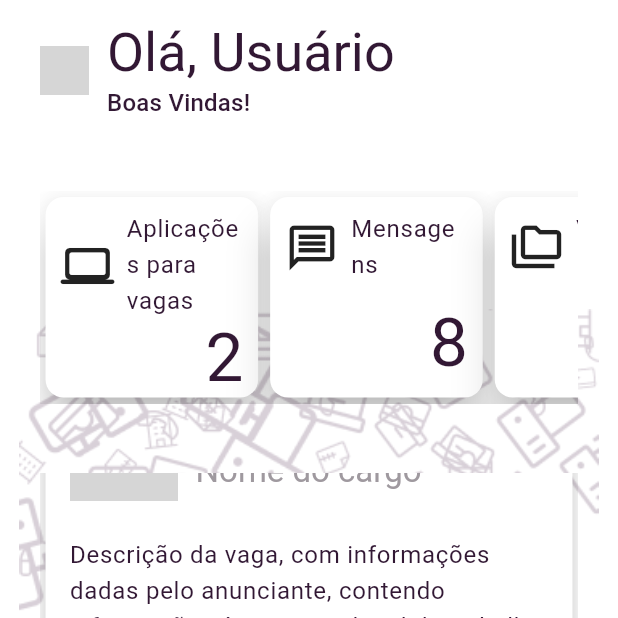
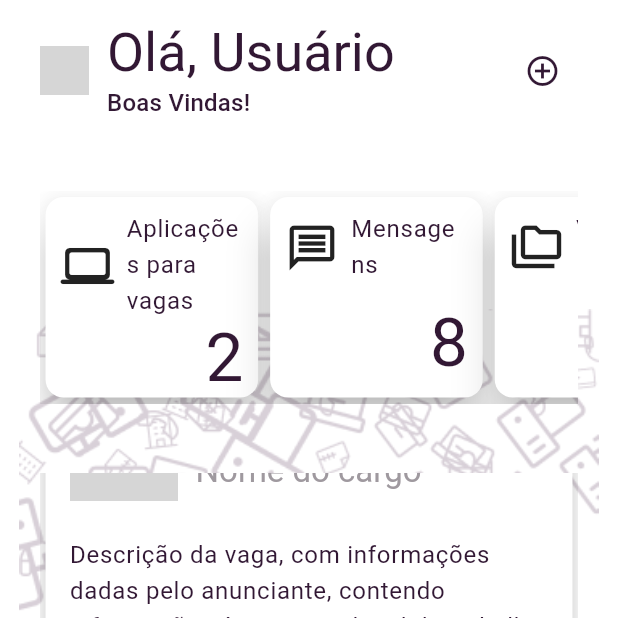
Before and after one commit to JrSEngineer/turmalina_jobs, a Flutter app: the HomePage screen opened by its route, scrolled down 1230 dp, on a phone screen of 412 x 824 dp, the top half of it. Run offline on Flutter 3.47's test engine with Material 3 defaults, Android fonts, the phone set to English and light mode, and no system bars; our stand-ins replace cloud_firestore, firebase_auth, firebase_core, flutter_mobx, flutter_modular, mask_text_input_formatter and 1 more; accounts and stored records are empty; generated files the repository leaves out were written again; network calls fail; grey boxes are pictures that could not be loaded.

Commit message:
Adding button to job vacancy creation.

```diff
--- a/lib/src/app/modules/home/view/pages/home_page.dart
+++ b/lib/src/app/modules/home/view/pages/home_page.dart
@@ -45,6 +45,14 @@ class _HomePageState extends State<HomePage> {
                   content: 'Boas Vindas!',
                   style: Theme.of(context).textTheme.titleMedium,
                 ),
+                widgets: [
+                  IconButton(
+                    onPressed: () {},
+                    icon: const Icon(
+                      Icons.add_circle_outline,
+                    ),
+                  )
+                ],
               ),
               SizedBox(height: pageSpacing),
               const HomeMenuWidget(),
```
